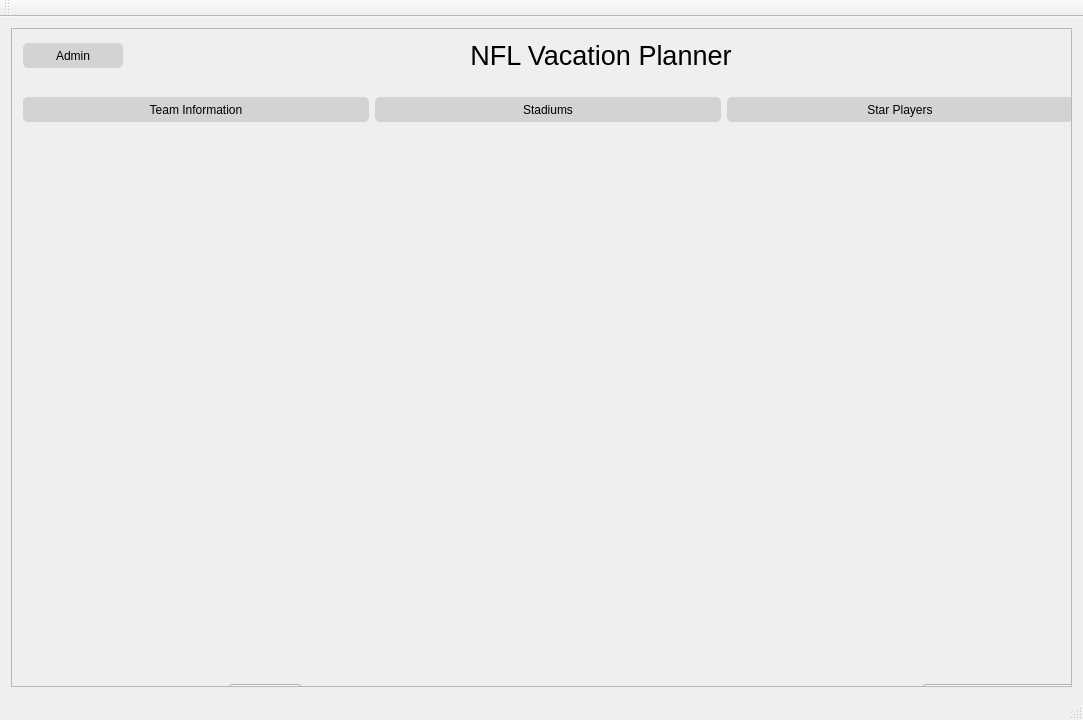
Cyriously1/NFLTour, file mainwindow.ui: the form before one commit.
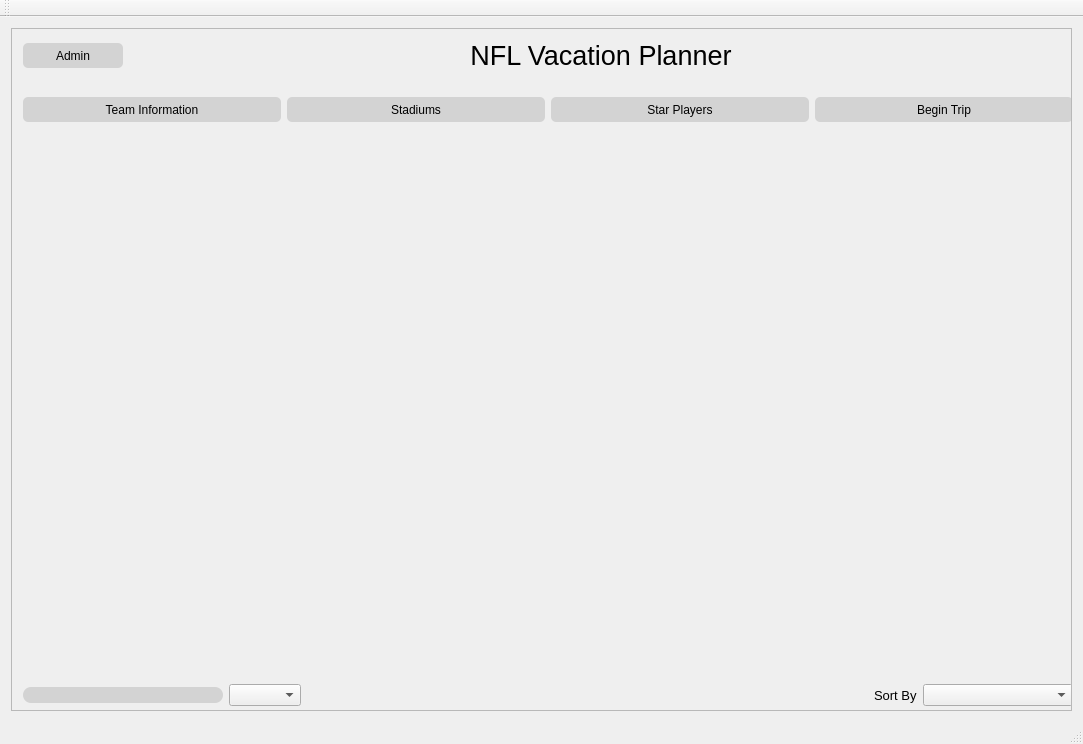
The form after the commit. Icons and pictures are not drawn.

Diff of the .ui file:
```diff
--- a/mainwindow.ui
+++ b/mainwindow.ui
@@ -7,7 +7,7 @@
     <x>0</x>
     <y>0</y>
     <width>1083</width>
-    <height>720</height>
+    <height>744</height>
    </rect>
   </property>
   <property name="windowTitle">
@@ -90,8 +90,8 @@
         <rect>
          <x>0</x>
          <y>0</y>
-         <width>1070</width>
-         <height>2106</height>
+         <width>1074</width>
+         <height>2087</height>
         </rect>
        </property>
        <property name="styleSheet">
@@ -218,6 +218,13 @@
               </property>
              </widget>
             </item>
+            <item>
+             <widget class="QPushButton" name="pushButton_trip">
+              <property name="text">
+               <string>Begin Trip</string>
+              </property>
+             </widget>
+            </item>
            </layout>
           </item>
           <item>
```
Left out of the diff: 12 changed lines with no effect on the pictures.
